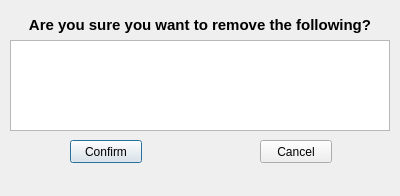
Qt form BulkClub/confirmremoval.ui (nealhitzfield/Bulk-Club) before a commit.
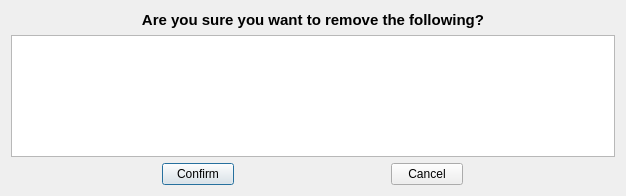
The same form after that commit.

Commit message: Adjusted the default size of the admin and removal windows.

Patch:
```diff
--- a/BulkClub/confirmremoval.ui
+++ b/BulkClub/confirmremoval.ui
@@ -6,58 +6,20 @@
    <rect>
     <x>0</x>
     <y>0</y>
-    <width>400</width>
+    <width>626</width>
     <height>196</height>
    </rect>
   </property>
   <property name="windowTitle">
    <string>Dialog</string>
   </property>
-  <widget class="QTableView" name="tableView">
-   <property name="geometry">
-    <rect>
-     <x>10</x>
-     <y>40</y>
-     <width>380</width>
-     <height>91</height>
-    </rect>
-   </property>
-  </widget>
-  <widget class="QPushButton" name="confirmButton">
-   <property name="geometry">
-    <rect>
-     <x>70</x>
-     <y>140</y>
-     <width>72</width>
-     <height>23</height>
-    </rect>
-   </property>
-   <property name="text">
-    <string>Confirm</string>
-   </property>
-  </widget>
-  <widget class="QPushButton" name="cancelButton">
-   <property name="geometry">
-    <rect>
-     <x>260</x>
-     <y>140</y>
-     <width>72</width>
-     <height>23</height>
-    </rect>
-   </property>
-   <property name="text">
-    <string>Cancel</string>
-   </property>
-  </widget>
+  <layout class="QHBoxLayout" name="horizontalLayout_2">
+   <item>
+    <layout class="QVBoxLayout" name="verticalLayout_2">
+     <item>
+      <layout class="QVBoxLayout" name="verticalLayout">
+       <item>
   <widget class="QLabel" name="label">
-   <property name="geometry">
-    <rect>
-     <x>10</x>
-     <y>9</y>
-     <width>380</width>
-     <height>31</height>
-    </rect>
-   </property>
    <property name="font">
     <font>
      <pointsize>11</pointsize>
@@ -75,6 +37,45 @@
     <set>Qt::AlignCenter</set>
    </property>
   </widget>
+       </item>
+       <item>
+        <widget class="QTableView" name="tableView"/>
+       </item>
+      </layout>
+     </item>
+     <item>
+      <layout class="QHBoxLayout" name="horizontalLayout">
+       <item>
+        <widget class="QPushButton" name="confirmButton">
+         <property name="maximumSize">
+          <size>
+           <width>72</width>
+           <height>16777215</height>
+          </size>
+         </property>
+         <property name="text">
+          <string>Confirm</string>
+         </property>
+        </widget>
+       </item>
+       <item>
+        <widget class="QPushButton" name="cancelButton">
+         <property name="maximumSize">
+          <size>
+           <width>72</width>
+           <height>16777215</height>
+          </size>
+         </property>
+         <property name="text">
+          <string>Cancel</string>
+         </property>
+        </widget>
+       </item>
+      </layout>
+     </item>
+    </layout>
+   </item>
+  </layout>
  </widget>
  <resources/>
  <connections/>
```
Lines whose indentation alone changed are shown as unchanged. The commit also changes 4 other files.
